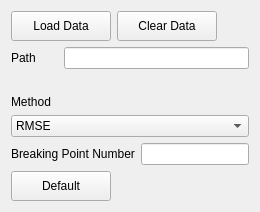
The window that UI/ui_navigation.ui (jacekschneider/Physicochemical-Calculator) describes before a commit, drawn with Qt 5.
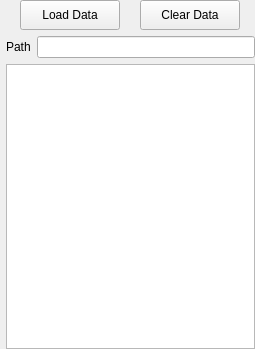
The same window after the commit.

Commit message: File System View/Model + DragDrop

```diff
--- a/UI/ui_navigation.ui
+++ b/UI/ui_navigation.ui
@@ -6,49 +6,43 @@
    <rect>
     <x>0</x>
     <y>0</y>
-    <width>315</width>
-    <height>200</height>
+    <width>255</width>
+    <height>349</height>
    </rect>
   </property>
   <property name="minimumSize">
    <size>
-    <width>315</width>
-    <height>200</height>
+    <width>255</width>
+    <height>0</height>
    </size>
   </property>
   <property name="maximumSize">
    <size>
-    <width>315</width>
-    <height>200</height>
+    <width>255</width>
+    <height>16777215</height>
    </size>
   </property>
   <property name="windowTitle">
    <string>Form</string>
   </property>
   <layout class="QGridLayout" name="gridLayout">
-   <property name="sizeConstraint">
-    <enum>QLayout::SetFixedSize</enum>
+   <property name="leftMargin">
+    <number>6</number>
    </property>
-   <item row="10" column="0" colspan="2">
-    <widget class="QPushButton" name="pushButton">
-     <property name="minimumSize">
-      <size>
-       <width>100</width>
-       <height>30</height>
-      </size>
-     </property>
-     <property name="maximumSize">
-      <size>
-       <width>100</width>
-       <height>30</height>
-      </size>
-     </property>
-     <property name="text">
-      <string>Default</string>
-     </property>
-    </widget>
-   </item>
-   <item row="0" column="0" colspan="2">
+   <property name="topMargin">
+    <number>0</number>
+   </property>
+   <property name="rightMargin">
+    <number>0</number>
+   </property>
+   <property name="bottomMargin">
+    <number>0</number>
+   </property>
+   <item row="0" column="1">
+    <layout class="QVBoxLayout" name="verticalLayout_2">
+     <item>
+      <layout class="QHBoxLayout" name="horizontalLayout">
+       <item>
     <widget class="QPushButton" name="pb_load_data">
      <property name="minimumSize">
       <size>
@@ -67,17 +61,7 @@
      </property>
     </widget>
    </item>
-   <item row="8" column="3">
-    <widget class="QLineEdit" name="lineEdit">
-     <property name="sizePolicy">
-      <sizepolicy hsizetype="Preferred" vsizetype="Fixed">
-       <horstretch>0</horstretch>
-       <verstretch>0</verstretch>
-      </sizepolicy>
-     </property>
-    </widget>
-   </item>
-   <item row="0" column="2" colspan="2">
+       <item>
     <widget class="QPushButton" name="pb_clear_data">
      <property name="minimumSize">
       <size>
@@ -96,54 +80,48 @@
      </property>
     </widget>
    </item>
-   <item row="4" column="0">
+      </layout>
+     </item>
+     <item>
+      <layout class="QHBoxLayout" name="horizontalLayout_2">
+       <item>
     <widget class="QLabel" name="lab_path">
      <property name="text">
       <string>Path</string>
      </property>
     </widget>
    </item>
-   <item row="8" column="0" colspan="3">
-    <widget class="QLabel" name="label_2">
-     <property name="text">
-      <string>Breaking Point Number</string>
-     </property>
-    </widget>
-   </item>
-   <item row="4" column="1" colspan="3">
+       <item>
     <widget class="QLineEdit" name="le_path">
      <property name="readOnly">
       <bool>true</bool>
      </property>
     </widget>
    </item>
-   <item row="5" column="0">
-    <spacer name="verticalSpacer">
-     <property name="orientation">
-      <enum>Qt::Vertical</enum>
+      </layout>
+     </item>
+    </layout>
+   </item>
+   <item row="1" column="1">
+    <widget class="QListView" name="view_files">
+     <property name="dragEnabled">
+      <bool>true</bool>
      </property>
-     <property name="sizeHint" stdset="0">
-      <size>
-       <width>20</width>
-       <height>20</height>
-      </size>
+     <property name="dragDropMode">
+      <enum>QAbstractItemView::DragDrop</enum>
      </property>
-    </spacer>
-   </item>
-   <item row="6" column="0" colspan="2">
-    <widget class="QLabel" name="label">
-     <property name="text">
-      <string>Method</string>
+     <property name="defaultDropAction">
+      <enum>Qt::IgnoreAction</enum>
      </property>
-    </widget>
-   </item>
-   <item row="7" column="0" colspan="4">
-    <widget class="QComboBox" name="comboBox">
-     <item>
-      <property name="text">
-       <string>RMSE</string>
-      </property>
-     </item>
+     <property name="alternatingRowColors">
+      <bool>false</bool>
+     </property>
+     <property name="selectionMode">
+      <enum>QAbstractItemView::ExtendedSelection</enum>
+     </property>
+     <property name="viewMode">
+      <enum>QListView::ListMode</enum>
+     </property>
     </widget>
    </item>
   </layout>
```
Lines whose indentation alone changed are shown as unchanged. The commit also changes 3 other files.
